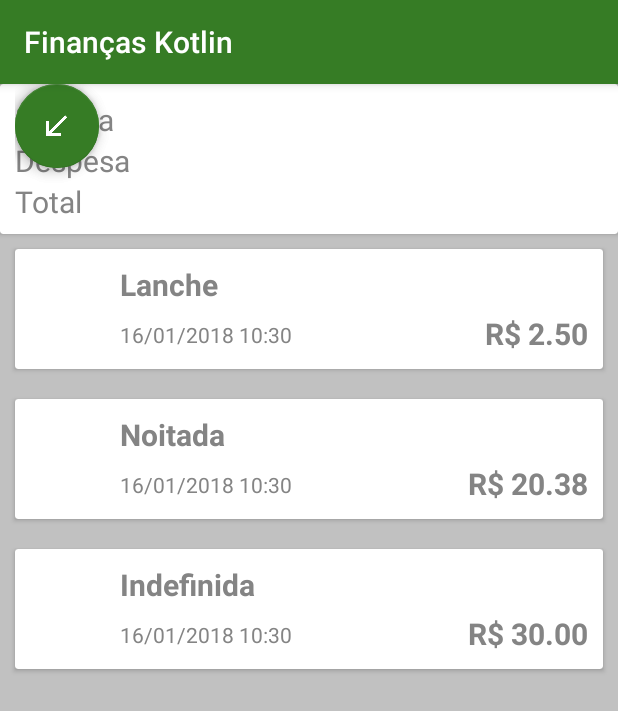
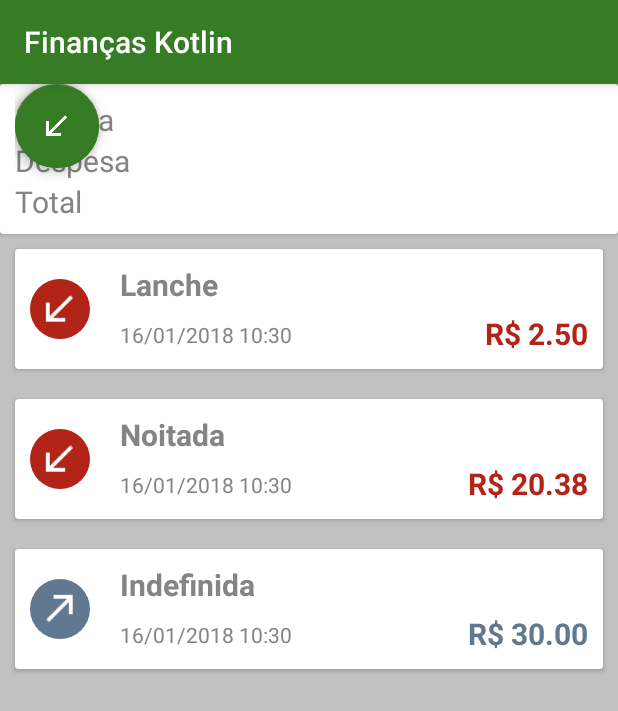
Before and after one commit to CaiqueCoelho/iniciandoKotlin, an Android app: the screen it shows after launch (ListaTransacoesActivity), on a phone screen of 412 x 824 dp. Shown: the top 711 px of the screen. Run offline under Robolectric (Android 15) with nearby library versions, the phone set to English and light mode, and no system bars; plain views replace FloatingActionButton, FloatingActionMenu.

Commit message:
Formatando cógido e adicionando coloração as transações

```diff
--- a/app/build.gradle
+++ b/app/build.gradle
@@ -24,7 +24,7 @@ android {
 
 dependencies {
     implementation fileTree(dir: 'libs', include: ['*.jar'])
-    implementation"org.jetbrains.kotlin:kotlin-stdlib-jre7:$kotlin_version"
+    implementation "org.jetbrains.kotlin:kotlin-stdlib-jre7:$kotlin_version"
     implementation 'com.android.support:appcompat-v7:26.1.0'
     implementation 'com.android.support:design:26.1.0'
     implementation 'com.android.support:cardview-v7:26.1.0'
--- a/app/src/main/AndroidManifest.xml
+++ b/app/src/main/AndroidManifest.xml
@@ -12,8 +12,8 @@
         <activity android:name=".view.activity.ListaTransacoesActivity">
 
             <intent-filter>
-                <category android:name="android.intent.category.LAUNCHER"/>
-                <action android:name="android.intent.action.MAIN"/>
+                <category android:name="android.intent.category.LAUNCHER" />
+                <action android:name="android.intent.action.MAIN" />
             </intent-filter>
 
         </activity>
--- a/app/src/main/java/br/unifor/financaskotlin/extensions/BigDecimalExtension.kt
+++ b/app/src/main/java/br/unifor/financaskotlin/extensions/BigDecimalExtension.kt
@@ -5,6 +5,6 @@ import java.util.*
 
 private val mask = "R$ %.2f"
 
-fun BigDecimal.formatoBrasileiro() : String {
-    return String.format(Locale.getDefault() , mask, this)
+fun BigDecimal.formatoBrasileiro(): String {
+    return String.format(Locale.getDefault(), mask, this)
 }
--- a/app/src/main/java/br/unifor/financaskotlin/extensions/CalendarExtension.kt
+++ b/app/src/main/java/br/unifor/financaskotlin/extensions/CalendarExtension.kt
@@ -5,6 +5,6 @@ import java.util.*
 
 private val dateFormat = "dd/MM/yyyy hh:mm"
 
-fun Calendar.formatoBrasileiro() : String {
+fun Calendar.formatoBrasileiro(): String {
     return SimpleDateFormat(dateFormat, Locale.getDefault()).format(this.time)
 }
--- a/app/src/main/java/br/unifor/financaskotlin/view/activity/ListaTransacoesActivity.kt
+++ b/app/src/main/java/br/unifor/financaskotlin/view/activity/ListaTransacoesActivity.kt
@@ -4,16 +4,15 @@ import android.os.Bundle
 import android.support.v7.app.AppCompatActivity
 import br.unifor.financaskotlin.R
 import br.unifor.financaskotlin.model.Tipo
+import br.unifor.financaskotlin.model.Transacao
 import br.unifor.financaskotlin.view.adapter.TransacoesAdapter
-import br.unifor.financaskotlin.model.Transacao
 import kotlinx.android.synthetic.main.activity_lista_transacoes.*
 import java.math.BigDecimal
-import java.util.*
 
 //Classe : Herança, Interface1, Interface2
 class ListaTransacoesActivity : AppCompatActivity() {
 
-    override fun onCreate(savedInstanceState: Bundle?){
+    override fun onCreate(savedInstanceState: Bundle?) {
 
         super.onCreate(savedInstanceState)
         setContentView(R.layout.activity_lista_transacoes)
--- a/app/src/main/java/br/unifor/financaskotlin/view/adapter/TransacoesAdapter.kt
+++ b/app/src/main/java/br/unifor/financaskotlin/view/adapter/TransacoesAdapter.kt
@@ -16,7 +16,7 @@ class TransacoesAdapter(private val transacoes: List<Transacao>,
 
         var view = convertView
 
-        if(view == null){
+        if (view == null) {
             view = LayoutInflater.from(context).inflate(R.layout.transacao_item, parent, false)
         }
 
--- a/app/src/main/java/br/unifor/financaskotlin/view/adapter/item/TransacaoItem.kt
+++ b/app/src/main/java/br/unifor/financaskotlin/view/adapter/item/TransacaoItem.kt
@@ -1,7 +1,10 @@
 package br.unifor.financaskotlin.view.adapter.item
 
+import android.support.v4.content.ContextCompat
 import android.view.View
+import br.unifor.financaskotlin.R
 import br.unifor.financaskotlin.extensions.formatoBrasileiro
+import br.unifor.financaskotlin.model.Tipo
 import br.unifor.financaskotlin.model.Transacao
 import kotlinx.android.synthetic.main.transacao_item.view.*
 
@@ -10,11 +13,25 @@ class TransacaoItem {
     companion object {
 
         fun bind(view: View,
-                 transacao: Transacao){
+                 transacao: Transacao) {
 
             view.transacao_valor.text = transacao.valor.formatoBrasileiro()
             view.transacao_categoria.text = transacao.categoria
             view.transacao_data.text = transacao.data.formatoBrasileiro()
+
+            when (transacao.tipo) {
+
+                Tipo.RECEITA -> {
+                    view.transacao_valor.setTextColor(ContextCompat.getColor(view.context, R.color.receita))
+                    view.transacao_icone.setBackgroundResource(R.drawable.icone_transacao_item_receita)
+                }
+
+                Tipo.DESPESA -> {
+                    view.transacao_valor.setTextColor(ContextCompat.getColor(view.context, R.color.despesa))
+                    view.transacao_icone.setBackgroundResource(R.drawable.icone_transacao_item_despesa)
+                }
+
+            }
 
         }
 
--- a/app/src/main/res/drawable/icone_transacao_item_receita.xml
+++ b/app/src/main/res/drawable/icone_transacao_item_receita.xml
@@ -8,9 +8,10 @@
                 android:height="20dp" />
         </shape>
     </item>
-    <item android:drawable="@drawable/ic_arrow_top_right_white_24dp"
+    <item
+        android:bottom="5dp"
+        android:drawable="@drawable/ic_arrow_top_right_white_24dp"
         android:left="5dp"
         android:right="5dp"
-        android:top="5dp"
-        android:bottom="5dp"/>
+        android:top="5dp" />
 </layer-list>
--- a/app/src/main/res/layout/transacao_item.xml
+++ b/app/src/main/res/layout/transacao_item.xml
@@ -17,7 +17,8 @@
             android:layout_height="80dp"
             android:orientation="horizontal">
 
-            <ImageView android:id="@+id/transacao_icone"
+            <ImageView
+                android:id="@+id/transacao_icone"
                 android:layout_width="40dp"
                 android:layout_height="40dp"
                 android:layout_gravity="center"
```
Also changed, not shown: app/src/main/java/br/unifor/financaskotlin/model/Transacao.kt (+5 -5 lines), app/src/main/res/drawable/arrow_bottom_left.xml (+6 -4 lines), app/src/main/res/drawable/arrow_top_right.xml (+6 -4 lines), app/src/main/res/drawable/filter_variant.xml (+6 -4 lines).
